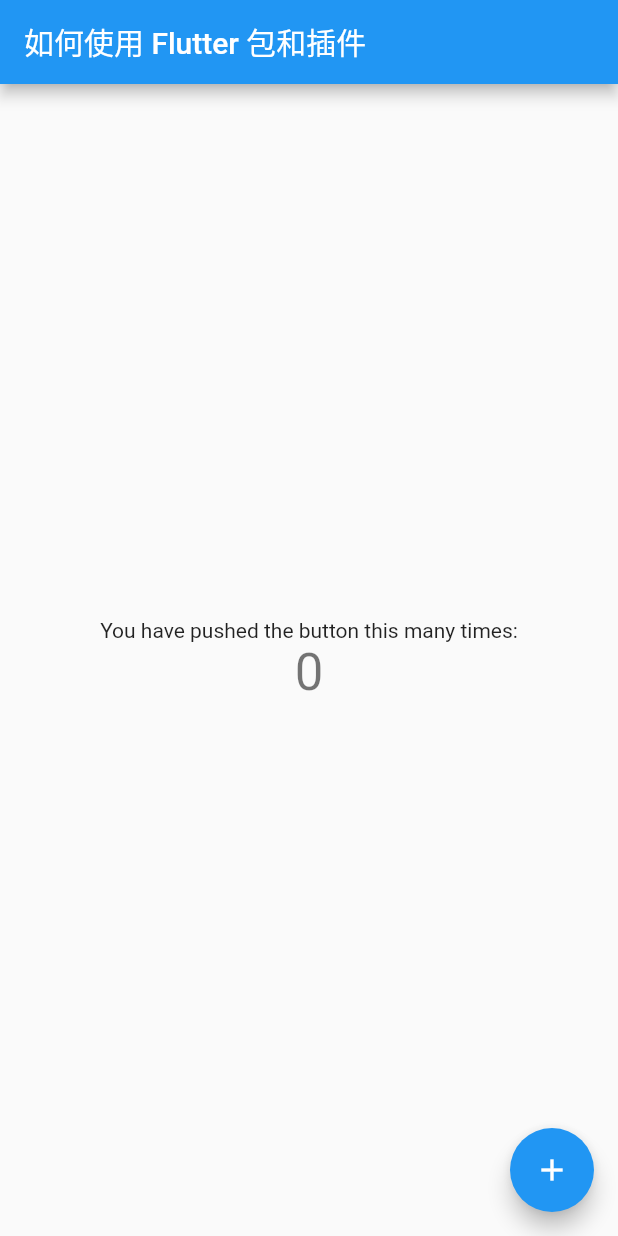
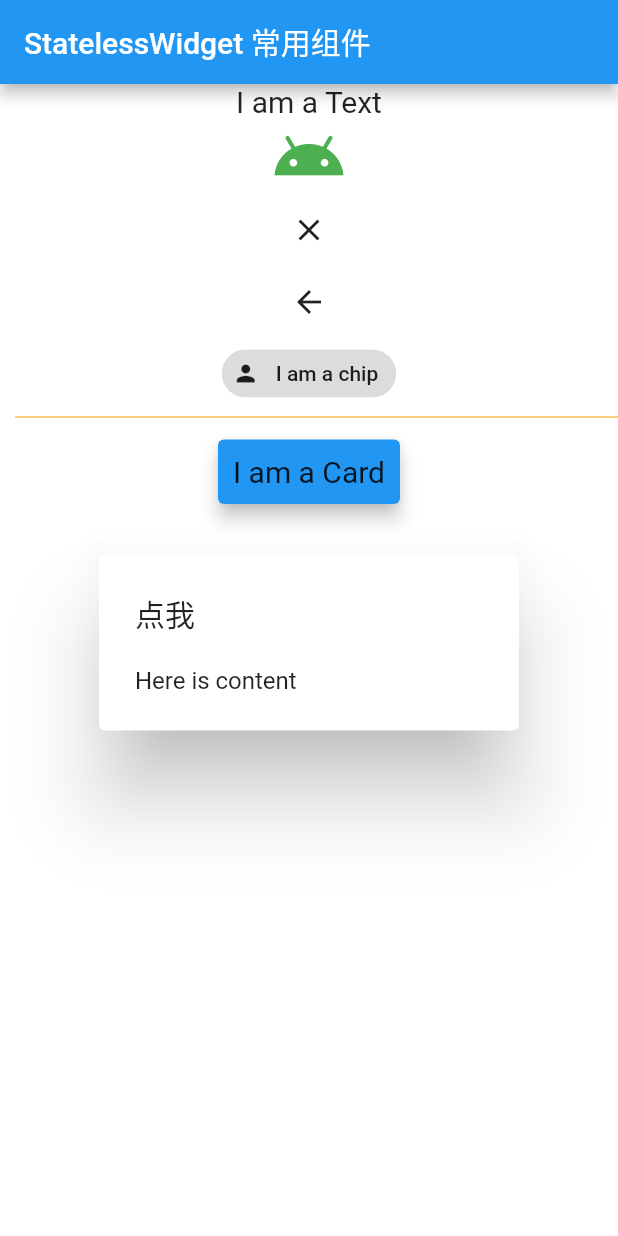
Before and after one commit to flanliulf/learning-flutter, a Flutter app: the screen it shows after launch, on a phone screen of 412 x 824 dp. Run offline on Flutter 3.47's test engine with Material 2 defaults, Android fonts, the phone set to English and light mode, and no system bars; missing offline and left inert: flutter_color_plugin.

Commit message:
StatelessWidget 常用组件

```diff
--- /dev/null
+++ b/lib/less_group_usage.dart
@@ -0,0 +1,70 @@
+import 'package:flutter/material.dart';
+import 'package:flutter_color_plugin/flutter_color_plugin.dart';
+
+/// 演示 StatelessWidget 组件使用
+class LessGroupUsage extends StatelessWidget {
+  // This widget is the root of your application.
+  @override
+  Widget build(BuildContext context) {
+    return MaterialApp(
+      title: 'StatelessWidget 常用组件',
+      theme: ThemeData(
+        primarySwatch: Colors.blue,
+      ),
+      home: Scaffold(
+        appBar: AppBar(
+          title: Text('StatelessWidget 常用组件'),
+        ),
+        body: Container(
+          decoration: BoxDecoration(color: Colors.white),
+          alignment: Alignment.center,
+          child: Column(
+            children: <Widget>[
+              Text(
+                'I am a Text',
+                style: TextStyle(
+                  fontSize: 20,
+                ),
+              ),
+              Icon(
+                Icons.android,
+                size: 50,
+                color: Colors.green,
+              ),
+              CloseButton(),
+              BackButton(),
+              Chip(
+                label: Text('I am a chip'),
+                avatar: Icon(Icons.person),
+              ),
+              Divider(
+                height: 10, // 容器高度,而非分割线的高度
+                indent: 10, // 左侧间距
+                color: Colors.orange,
+              ),
+              Card(
+                // 带有圆角,阴影,边框等效果的卡片
+                color: Colors.blue,
+                elevation: 5,
+                margin: EdgeInsets.all(10),
+                child: Container(
+                  padding: EdgeInsets.all(10),
+                  child: Text(
+                    'I am a Card',
+                    style: TextStyle(
+                      fontSize: 20,
+                    ),
+                  ),
+                ),
+              ),
+              AlertDialog(
+                title: Text('点我'),
+                content: Text('Here is content'),
+              )
+            ],
+          ),
+        ),
+      ),
+    );
+  }
+}
--- a/lib/main.dart
+++ b/lib/main.dart
@@ -1,8 +1,9 @@
 import 'package:flutter/material.dart';
+import 'package:learning_flutter/less_group_usage.dart';
 import 'package:learning_flutter/plugin_usage.dart';
 
 void main() {
-  runApp(PluginUsage());
+  runApp(LessGroupUsage());
 }
 
 class MyApp extends StatelessWidget {
```
Also changed, not shown: 1 other file.
